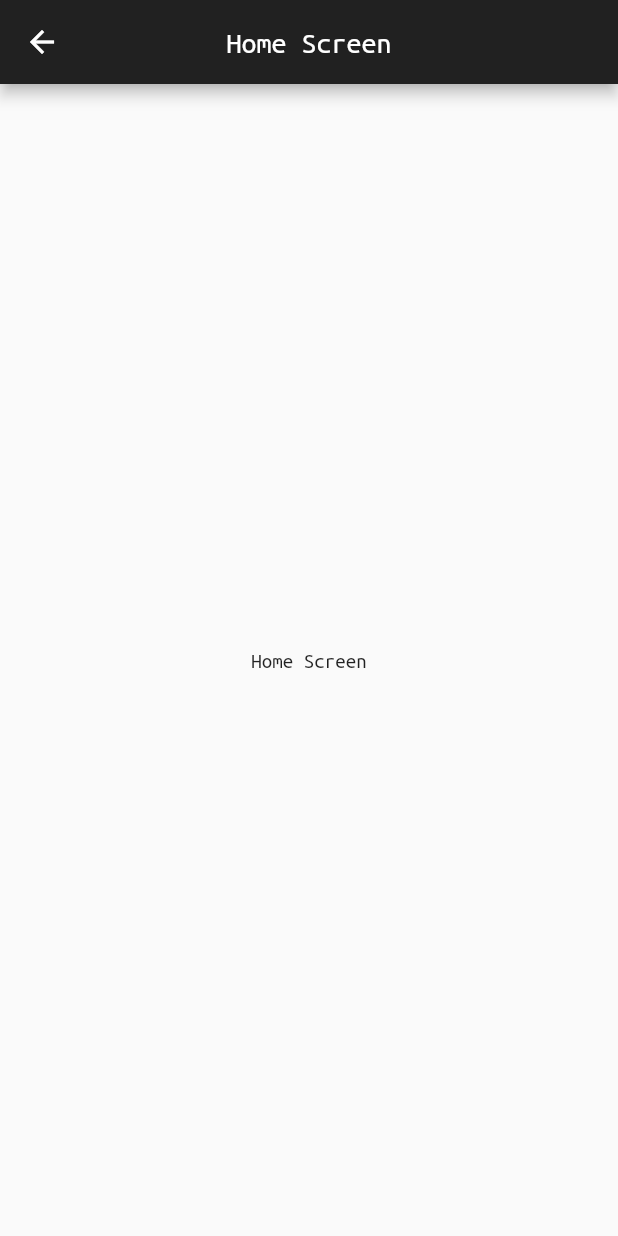
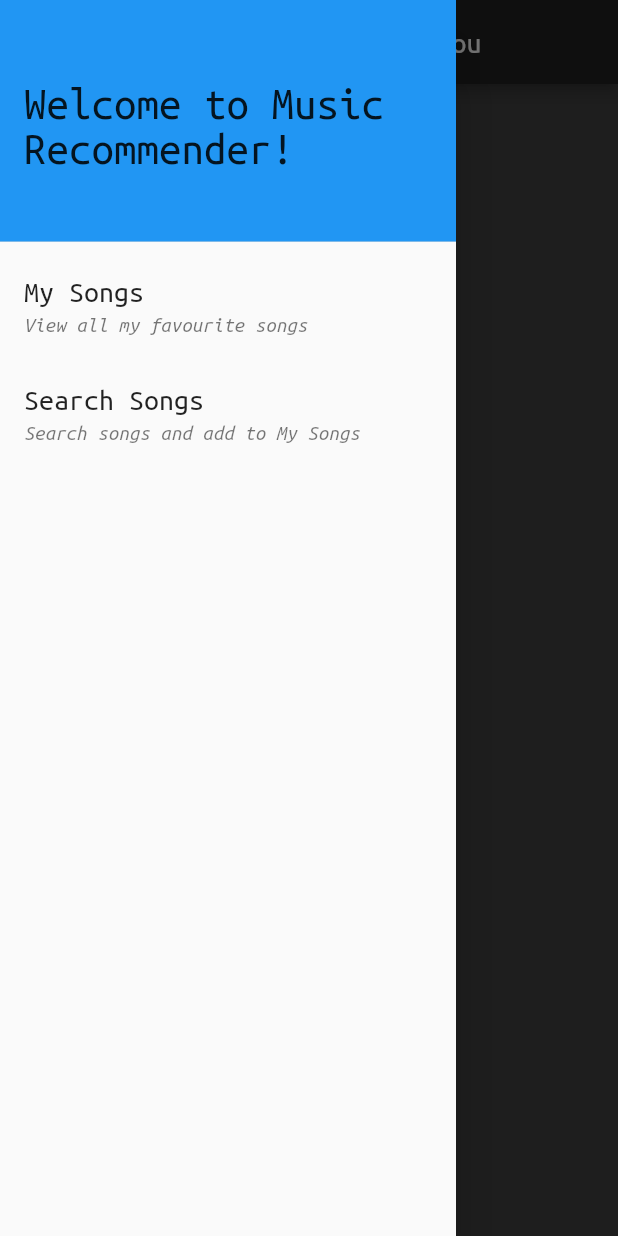
Before and after one commit to Gautam-J/music_recommender, a Flutter app: the HomeScreen screen opened directly, with the side drawer open (before the commit the screen has no drawer), on a phone screen of 412 x 824 dp. Run offline on Flutter 3.47's test engine with Material 2 defaults, Android fonts, the phone set to English and light mode, and no system bars.

```diff
--- a/lib/screens/home.dart
+++ b/lib/screens/home.dart
@@ -1,14 +1,82 @@
 import 'package:flutter/material.dart';
 
+// Home screen of the app that should show the music recommendations
 class HomeScreen extends StatelessWidget {
   @override
   Widget build(BuildContext context) {
+    // Main widget
     return Scaffold(
+      // Bg color
+      backgroundColor: Theme.of(context).backgroundColor,
+      // App bar
       appBar: AppBar(
-        title: Text('Home Screen'),
+        title: Text('Recommendations for you'),
         centerTitle: true,
       ),
+      // Main Body
+      // TODO: Create list of music recommendations
       body: Center(child: Text('Home Screen')),
+      // Drawer for navigating between screens
+      drawer: Drawer(
+        child: ListView(
+          padding: EdgeInsets.zero,
+          // Elements in the drawer
+          children: <Widget>[
+            // Main drawer header at the top
+            DrawerHeader(
+              child: Center(
+                child: Text(
+                  'Welcome to Music Recommender!',
+                  style: TextStyle(
+                    fontSize: 30.0,
+                  ),
+                ),
+              ),
+              decoration: BoxDecoration(
+                color: Theme.of(context).accentColor,
+              ),
+            ),
+            // Navigate to User Songs
+            _getDrawerElement(
+              'My Songs',
+              'View all my favourite songs',
+              () {
+              debugPrint('Clicked My Songs');
+              Navigator.pop(context);
+              Navigator.pushNamed(context, '/user_songs');
+            }),
+            // Navigate to Search Songs
+            _getDrawerElement(
+              'Search Songs',
+              'Search songs and add to My Songs',
+              () {
+              debugPrint('Clicked Search Songs');
+              Navigator.pop(context);
+              Navigator.pushNamed(context, '/search');
+            })
+          ],
+        ),
+      ),
+    );
+  }
+
+  // Returns a List Tile that is shown in the drawer
+  Widget _getDrawerElement(String title, String subtitle, Function onTapFunc) {
+    // List Tile Widget
+    return ListTile(
+      title: Text(
+        title,
+        style: TextStyle(
+          fontSize: 20.0
+        ),
+      ),
+      subtitle: Text(
+        subtitle,
+        style: TextStyle(
+          fontStyle: FontStyle.italic
+        ),
+      ),
+      onTap: onTapFunc,
     );
   }
 }
```
